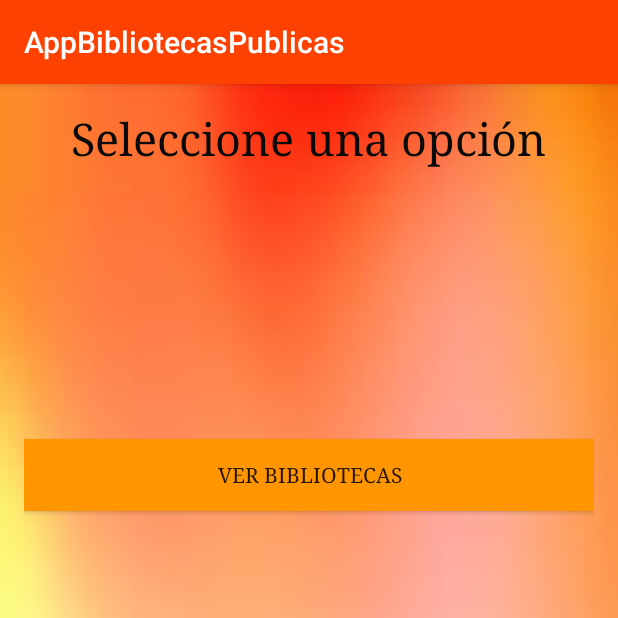
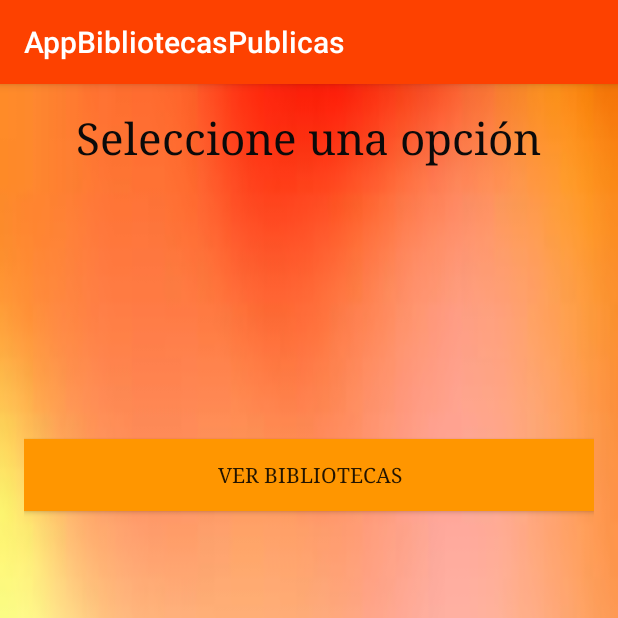
Before and after one commit to isaZuluaga/AppBibliotecasPublicas, an Android app: the OptionsInterface screen opened directly, with no data from a screen before it, on a phone screen of 412 x 824 dp, the top half of it. Run offline under Robolectric (Android 15) with nearby library versions, the phone set to English and light mode, and no system bars.

```diff
--- a/app/src/main/res/layout/activity_options_interface.xml
+++ b/app/src/main/res/layout/activity_options_interface.xml
@@ -55,7 +55,7 @@
         android:id="@+id/optionView"
         android:layout_alignParentTop="true"
         android:layout_centerHorizontal="true"
-        android:textSize="30dp"
+        android:textSize="29dp"
         android:textColor="#0b0a0a"
         android:typeface="serif" />
 
```
